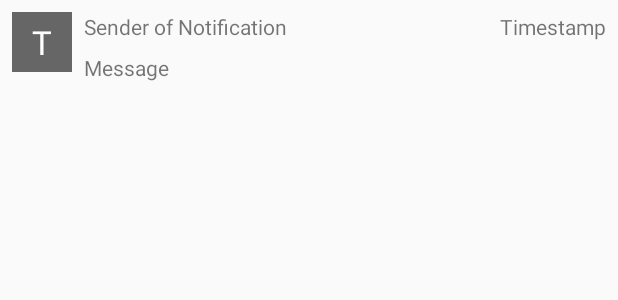
After one commit to RajKGupta/SBECoordinator, an Android app: the layout notification_row.xml on its own in the app's theme, with its tools: preview values and no code run, on a phone screen of 412 x 824 dp. The commit adds this screen. Shown: the top 300 px of the screen. Run offline under Robolectric (Android 15) with nearby library versions, the phone set to English and light mode, and no system bars.

Commit message:
notification activity

```diff
--- a/app/src/main/AndroidManifest.xml
+++ b/app/src/main/AndroidManifest.xml
@@ -38,6 +38,7 @@
                 <action android:name="com.google.firebase.MESSAGING_EVENT" />
             </intent-filter>
         </service>
+
         <activity
             android:name="com.zfdang.multiple_images_selector.ImagesSelectorActivity"
             android:configChanges="orientation|screenSize" />
@@ -102,10 +103,11 @@
             android:exported="false" />
         <service
             android:name=".services.DownloadFileService"
-            android:exported="false"></service>
+            android:exported="false" />
 
         <activity android:name=".customer.UploadQuotationActivity" />
-        <activity android:name=".CoordinatorLogin.CoordinatorSignUp"></activity>
+        <activity android:name=".CoordinatorLogin.CoordinatorSignUp" />
+        <activity android:name=".notification.NotificationActivity"></activity>
     </application>
 
 </manifest>
--- a/app/src/main/java/com/example/rajk/leasingmanagers/CoordinatorLogin/coordinatorLogin.java
+++ b/app/src/main/java/com/example/rajk/leasingmanagers/CoordinatorLogin/coordinatorLogin.java
@@ -101,13 +101,14 @@ public class coordinatorLogin extends AppCompatActivity {
 
     private void login() {
 
+            database = database.child(Username);
             database.addListenerForSingleValueEvent(new ValueEventListener() {
                 @Override
                 public void onDataChange(DataSnapshot dataSnapshot) {
                     if(dataSnapshot.exists())
                     {
-
                         Coordinator coordinator = dataSnapshot.getValue(Coordinator.class);
+                        String p = coordinator.getPassword();
                         if (!Password.equals(coordinator.getPassword())) {
                             Toast.makeText(getBaseContext(), "Wrong Password", Toast.LENGTH_SHORT).show();
                         } else
--- a/app/src/main/res/layout/emp_login.xml
+++ b/app/src/main/res/layout/emp_login.xml
@@ -23,7 +23,7 @@ android:fitsSystemWindows="true">
     <TextView
         android:layout_width="match_parent"
         android:layout_height="wrap_content"
-        android:textColor="@color/light"
+        android:textColor="@color/colorPrimary"
         android:textSize="50dp"
         android:text="Login"
         android:fontFamily="cursive"
--- /dev/null
+++ b/app/src/main/res/layout/notification_row.xml
@@ -0,0 +1,66 @@
+<?xml version="1.0" encoding="utf-8"?>
+<LinearLayout
+    xmlns:android="http://schemas.android.com/apk/res/android"
+    android:orientation="horizontal"
+    android:layout_width="match_parent"
+    android:layout_height="wrap_content"
+    android:padding="4dp"
+    android:id="@+id/row">
+
+    <RelativeLayout
+        android:id="@+id/icon_front"
+        android:layout_width="wrap_content"
+        android:layout_height="wrap_content"
+        android:layout_margin="4dp">
+
+        <ImageView
+            android:id="@+id/icon_profile"
+            android:layout_width="@dimen/icon_width_height"
+            android:layout_height="@dimen/icon_width_height"
+            android:src="@color/bg_circle_default"/>
+
+        <TextView
+            android:id="@+id/icon_text"
+            android:layout_width="wrap_content"
+            android:layout_height="wrap_content"
+            android:layout_centerInParent="true"
+            android:text="T"
+            android:textColor="@android:color/white"
+            android:textSize="@dimen/icon_text" />
+    </RelativeLayout>
+
+    <LinearLayout
+        android:layout_width="match_parent"
+        android:layout_height="wrap_content"
+        android:orientation="vertical"
+        android:layout_gravity="center">
+    <RelativeLayout
+        android:layout_width="match_parent"
+        android:layout_height="wrap_content"
+        android:layout_margin="4dp">
+
+        <TextView
+            android:layout_width="wrap_content"
+            android:layout_height="wrap_content"
+            android:text="Sender of Notification"
+            android:id="@+id/notification_sender"
+            android:layout_alignParentLeft="true"
+            android:layout_alignParentStart="true" />
+
+        <TextView
+            android:layout_width="wrap_content"
+            android:layout_height="wrap_content"
+            android:text="Timestamp"
+            android:id="@+id/notification_time"
+            android:layout_alignParentRight="true"
+            android:layout_alignParentEnd="true" />
+    </RelativeLayout>
+
+    <TextView
+        android:layout_width="wrap_content"
+        android:layout_height="wrap_content"
+        android:id="@+id/notification_message"
+        android:text="Message"
+        android:layout_margin="4dp"/>
+    </LinearLayout>
+</LinearLayout>
--- a/app/src/main/res/values/colors.xml
+++ b/app/src/main/res/values/colors.xml
@@ -1,10 +1,11 @@
 <?xml version="1.0" encoding="utf-8"?>
 <resources>
-    <color name="colorPrimary">#3F51B5</color>
-    <color name="colorPrimaryDark">#303F9F</color>
-    <color name="colorAccent">#FF4081</color>
+    <color name="colorPrimary">#d84315</color>
+    <color name="colorPrimaryDark">#bf360c</color>
+    <color name="colorAccent">#ffc339</color>
     <color name="grey_100">#F5F5F5</color>
     <color name="grey_300">#E0E0E0</color>
+    <color name="grey_500">#c2c1c1</color>
     <color name="from">#000000</color>
     <color name="subject">#111111</color>
     <color name="timestamp">#4285f4</color>
--- a/app/src/main/res/values/styles.xml
+++ b/app/src/main/res/values/styles.xml
@@ -7,8 +7,8 @@
         <item name="colorAccent">@color/colorAccent</item>
     </style>
     <style name="label" parent="@android:style/TextAppearance">
-        <item name="android:textSize">16dp</item>
-        <item name="android:textColor">@color/white</item>
+        <item name="android:textSize">12sp</item>
+        <item name="android:textColor">@color/grey_500</item>
     </style>
 
     <!-- Activity with no Title -->
@@ -65,5 +65,4 @@
 
     <style name="AppTheme.PopupOverlay" parent="ThemeOverlay.AppCompat.Light" />
 
-
 </resources>
```
Also changed, not shown: app/src/main/java/com/example/rajk/leasingmanagers/adapter/notification_adapter.java (added, +94 -0 lines), app/src/main/java/com/example/rajk/leasingmanagers/notification/NotificationActivity.java (added, +87 -0 lines), app/src/main/java/com/example/rajk/leasingmanagers/tablayout/Tabs.java (+27 -0 lines), app/src/main/res/drawable/ic_notify.xml (added, +9 -0 lines), app/src/main/res/layout/activity_notification.xml (added, +19 -0 lines), app/src/main/res/layout/comment_row.xml (deleted, +0 -69 lines), app/src/main/res/menu/tabsmenu.xml (added, +10 -0 lines), app/src/main/res/drawable/ppppp.png (added).
